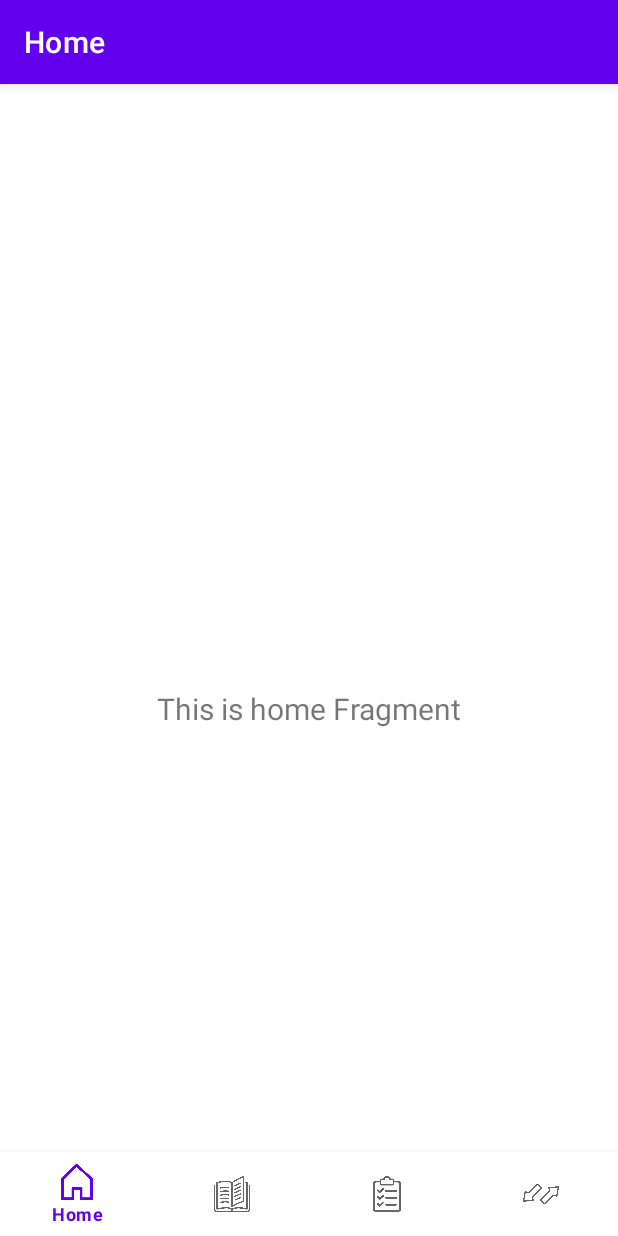
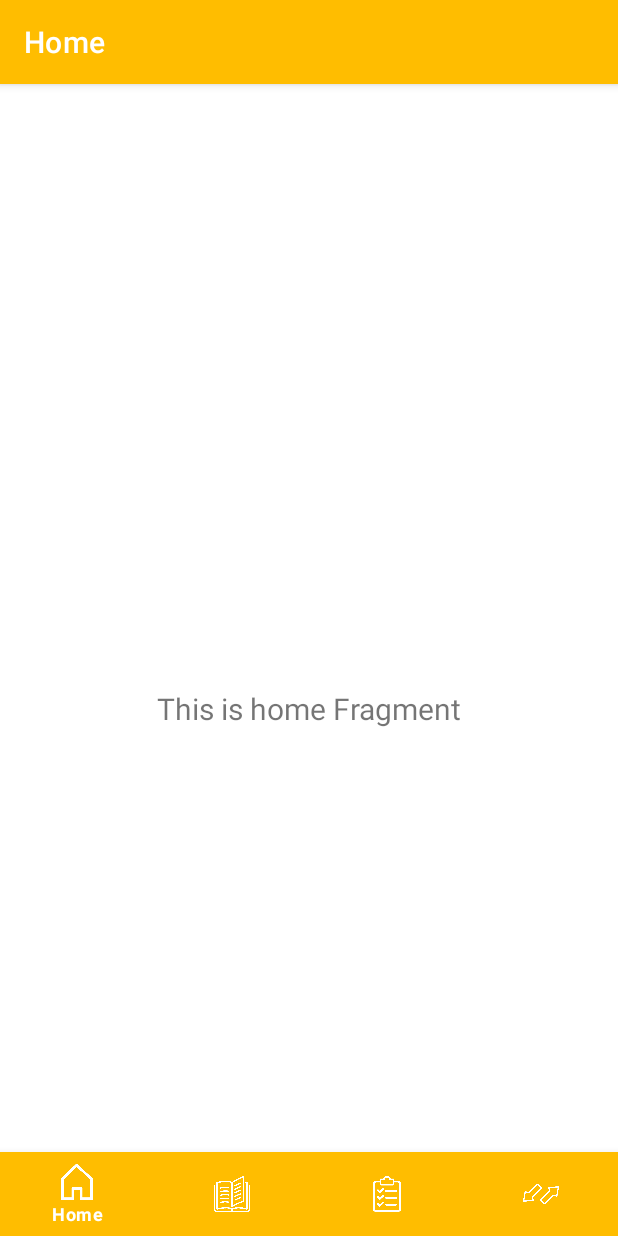
Before and after one commit to m00tt/CookingApp, an Android app: the screen it shows after launch (MainActivity), on a phone screen of 412 x 824 dp. Run offline under Robolectric (Android 15) with nearby library versions, the phone set to English and light mode, and no system bars; our stand-ins replace navigation-ui.

Commit message:
-Aggiunta fragment per la singola ricetta (con relative classi kotlin) -Cambio colori dell'app

```diff
--- a/app/src/main/res/layout/activity_main.xml
+++ b/app/src/main/res/layout/activity_main.xml
@@ -12,11 +12,13 @@
         android:layout_height="wrap_content"
         android:layout_marginStart="0dp"
         android:layout_marginEnd="0dp"
-        android:background="?android:attr/windowBackground"
+        android:background="@color/giallo"
         app:layout_constraintBottom_toBottomOf="parent"
         app:layout_constraintLeft_toLeftOf="parent"
         app:layout_constraintRight_toRightOf="parent"
-        app:menu="@menu/bottom_nav_menu" />
+        app:menu="@menu/bottom_nav_menu"
+        app:itemIconTint="@android:color/white"
+        app:itemTextColor="@android:color/white"/>
 
     <fragment
         android:id="@+id/nav_host_fragment"
--- a/app/src/main/res/values/colors.xml
+++ b/app/src/main/res/values/colors.xml
@@ -7,4 +7,8 @@
     <color name="teal_700">#FF018786</color>
     <color name="black">#FF000000</color>
     <color name="white">#FFFFFFFF</color>
+
+    <color name="giallo">#FFBD00</color>
+    <color name="giallo_barra">#F0B200</color>
+
 </resources>
--- a/app/src/main/res/values/themes.xml
+++ b/app/src/main/res/values/themes.xml
@@ -2,8 +2,8 @@
     <!-- Base application theme. -->
     <style name="Theme.CookingApp" parent="Theme.MaterialComponents.DayNight.DarkActionBar">
         <!-- Primary brand color. -->
-        <item name="colorPrimary">@color/purple_500</item>
-        <item name="colorPrimaryVariant">@color/purple_700</item>
+        <item name="colorPrimary">@color/giallo</item>
+        <item name="colorPrimaryVariant">@color/giallo_barra</item>
         <item name="colorOnPrimary">@color/white</item>
         <!-- Secondary brand color. -->
         <item name="colorSecondary">@color/teal_200</item>
```
Also changed, not shown: app/src/main/java/com/example/cookingapp/ui/recipe/RecipeFragment.kt (added, +32 -0 lines), app/src/main/java/com/example/cookingapp/ui/recipe/RecipeViewModel.kt (added, +13 -0 lines), app/src/main/res/layout/fragment_recipe.xml (added, +23 -0 lines).
